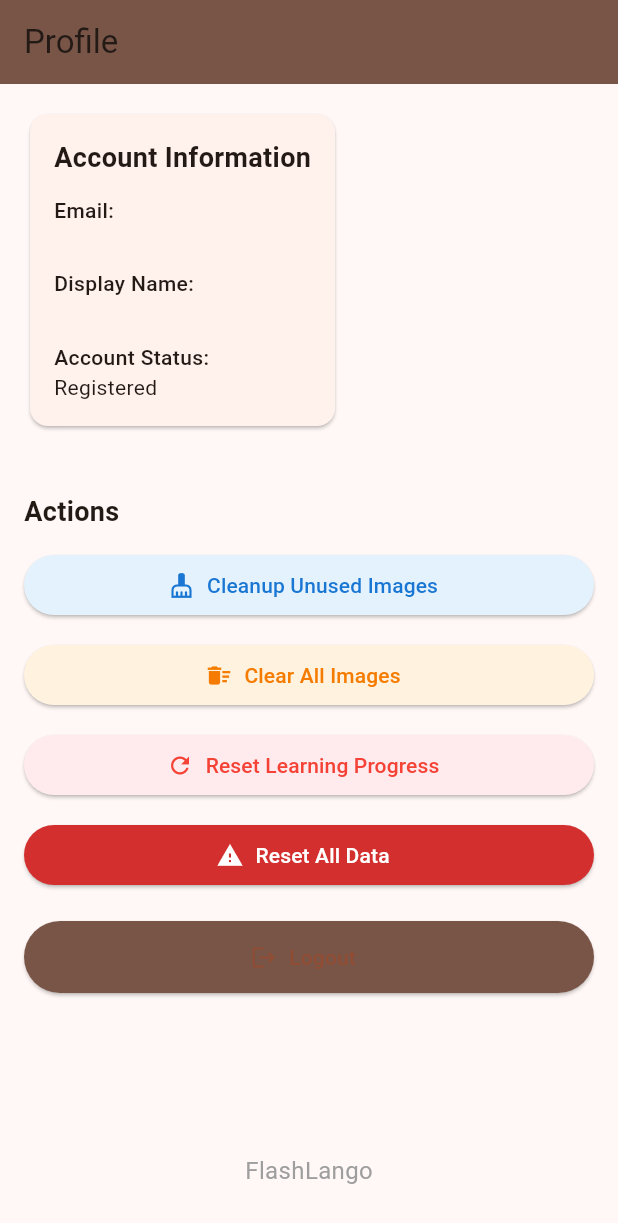
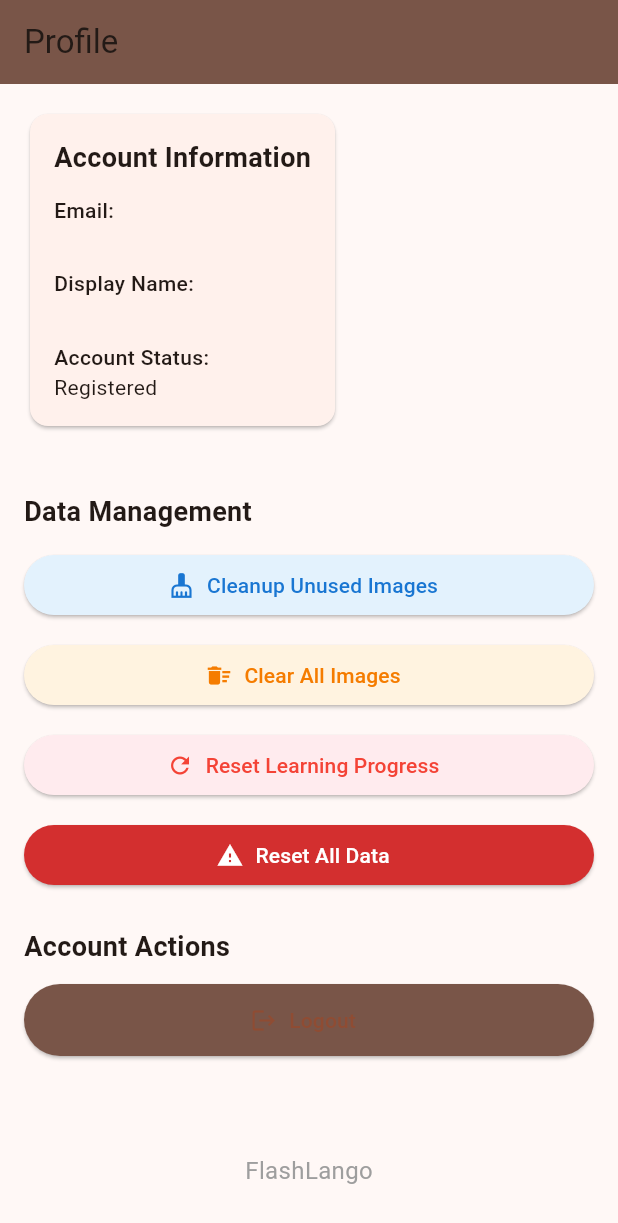
Before and after one commit to AmonBrollo/FlashLingo, a Flutter app: the ProfileScreen screen opened directly, on a phone screen of 412 x 824 dp. Shown: the top 1223 px of the screen. Run offline on Flutter 3.47's test engine with Material 3 defaults, Android fonts, the phone set to English and light mode, and no system bars; our stand-ins replace cloud_firestore, firebase_auth, firebase_core, image_picker, shared_preferences; accounts and stored records are empty.

```diff
--- a/lib/screens/profile_screen.dart
+++ b/lib/screens/profile_screen.dart
@@ -433,12 +433,12 @@ class _ProfileScreenState extends State<ProfileScreen> {
 
                   const SizedBox(height: 24),
                   const Text(
-                    'Actions',
+                    'Data Management',
                     style: TextStyle(fontSize: 18, fontWeight: FontWeight.bold),
                   ),
                   const SizedBox(height: 12),
 
-                  // Image Management Actions
+                  // Image Management Actions (available to all users)
                   SizedBox(
                     width: double.infinity,
                     child: ElevatedButton.icon(
@@ -467,7 +467,7 @@ class _ProfileScreenState extends State<ProfileScreen> {
                   ),
                   const SizedBox(height: 12),
 
-                  // Progress Reset
+                  // Progress Reset (available to all users)
                   SizedBox(
                     width: double.infinity,
                     child: ElevatedButton.icon(
@@ -482,7 +482,7 @@ class _ProfileScreenState extends State<ProfileScreen> {
                   ),
                   const SizedBox(height: 12),
 
-                  // Reset All Data - Most destructive action
+                  // Reset All Data - Most destructive action (available to all users)
                   SizedBox(
                     width: double.infinity,
                     child: ElevatedButton.icon(
@@ -495,7 +495,13 @@ class _ProfileScreenState extends State<ProfileScreen> {
                       ),
                     ),
                   ),
-                  const SizedBox(height: 20),
+                  const SizedBox(height: 24),
+
+                  const Text(
+                    'Account Actions',
+                    style: TextStyle(fontSize: 18, fontWeight: FontWeight.bold),
+                  ),
+                  const SizedBox(height: 12),
 
                   // Login/Logout
                   SizedBox(
```
Also changed, not shown: lib/screens/flashcard_screen.dart (+0 -23 lines).
